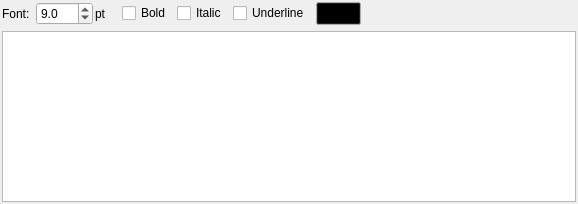
Before: the Qt Designer form libpgmodeler_ui/ui/textboxwidget.ui in pgmodeler/pgmodeler, drawn with Qt 5.
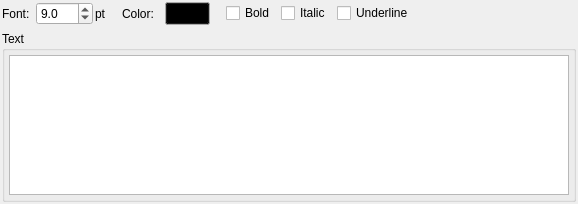
After: the same form once the commit is applied.

Commit message: Minor appearance improvement on textbox editing form.

What changed in the file:
```diff
--- a/libpgmodeler_ui/ui/textboxwidget.ui
+++ b/libpgmodeler_ui/ui/textboxwidget.ui
@@ -28,12 +28,46 @@
    </property>
    <item row="0" column="0">
     <widget class="QLabel" name="label">
+     <property name="sizePolicy">
+      <sizepolicy hsizetype="Fixed" vsizetype="Preferred">
+       <horstretch>0</horstretch>
+       <verstretch>0</verstretch>
+      </sizepolicy>
+     </property>
      <property name="text">
       <string>Font:</string>
      </property>
     </widget>
    </item>
-   <item row="0" column="1">
+   <item row="1" column="0" colspan="3">
+    <widget class="QGroupBox" name="groupBox">
+     <property name="title">
+      <string>Text</string>
+     </property>
+     <layout class="QVBoxLayout" name="verticalLayout">
+      <property name="leftMargin">
+       <number>4</number>
+      </property>
+      <property name="topMargin">
+       <number>4</number>
+      </property>
+      <property name="rightMargin">
+       <number>4</number>
+      </property>
+      <property name="bottomMargin">
+       <number>4</number>
+      </property>
+      <item>
+       <widget class="QPlainTextEdit" name="text_txt">
+        <property name="plainText">
+         <string/>
+        </property>
+       </widget>
+      </item>
+     </layout>
+    </widget>
+   </item>
+   <item row="0" column="1" colspan="2">
     <layout class="QHBoxLayout" name="horizontalLayout_2">
      <item>
       <layout class="QHBoxLayout" name="horizontalLayout">
@@ -66,7 +100,17 @@
       </layout>
      </item>
      <item>
-      <spacer name="horizontalSpacer_2">
+      <widget class="QLabel" name="color_lbl">
+       <property name="text">
+        <string>Color:</string>
+       </property>
+       <property name="indent">
+        <number>10</number>
+       </property>
+      </widget>
+     </item>
+     <item>
+      <spacer name="horizontalSpacer_3">
        <property name="orientation">
         <enum>Qt::Horizontal</enum>
        </property>
@@ -75,33 +119,12 @@
        </property>
        <property name="sizeHint" stdset="0">
         <size>
-         <width>10</width>
+         <width>5</width>
          <height>0</height>
         </size>
        </property>
       </spacer>
      </item>
-     <item>
-      <widget class="QCheckBox" name="bold_chk">
-       <property name="text">
-        <string>Bold</string>
-       </property>
-      </widget>
-     </item>
-     <item>
-      <widget class="QCheckBox" name="italic_chk">
-       <property name="text">
-        <string>Italic</string>
-       </property>
-      </widget>
-     </item>
-     <item>
-      <widget class="QCheckBox" name="underline_chk">
-       <property name="text">
-        <string>Underline</string>
-       </property>
-      </widget>
-     </item>
      <item>
       <widget class="QToolButton" name="color_select_tb">
        <property name="minimumSize">
@@ -158,28 +181,51 @@
        </property>
       </widget>
      </item>
+     <item>
+      <spacer name="horizontalSpacer_2">
+       <property name="orientation">
+        <enum>Qt::Horizontal</enum>
+       </property>
+       <property name="sizeType">
+        <enum>QSizePolicy::Fixed</enum>
+       </property>
+       <property name="sizeHint" stdset="0">
+        <size>
+         <width>10</width>
+         <height>0</height>
+        </size>
+       </property>
+      </spacer>
+     </item>
+     <item>
+      <widget class="QCheckBox" name="bold_chk">
+       <property name="text">
+        <string>Bold</string>
+       </property>
+      </widget>
+     </item>
+     <item>
+      <widget class="QCheckBox" name="italic_chk">
+       <property name="text">
+        <string>Italic</string>
+       </property>
+      </widget>
+     </item>
+     <item>
+      <widget class="QCheckBox" name="underline_chk">
+       <property name="sizePolicy">
+        <sizepolicy hsizetype="Expanding" vsizetype="Fixed">
+         <horstretch>0</horstretch>
+         <verstretch>0</verstretch>
+        </sizepolicy>
+       </property>
+       <property name="text">
+        <string>Underline</string>
+       </property>
+      </widget>
+     </item>
     </layout>
    </item>
-   <item row="0" column="2">
-    <spacer name="horizontalSpacer">
-     <property name="orientation">
-      <enum>Qt::Horizontal</enum>
-     </property>
-     <property name="sizeHint" stdset="0">
-      <size>
-       <width>365</width>
-       <height>21</height>
-      </size>
-     </property>
-    </spacer>
-   </item>
-   <item row="1" column="0" colspan="3">
-    <widget class="QPlainTextEdit" name="text_txt">
-     <property name="plainText">
-      <string/>
-     </property>
-    </widget>
-   </item>
   </layout>
  </widget>
  <tabstops>
```
Left out of the diff: 2 changed lines with no effect on the pictures.
